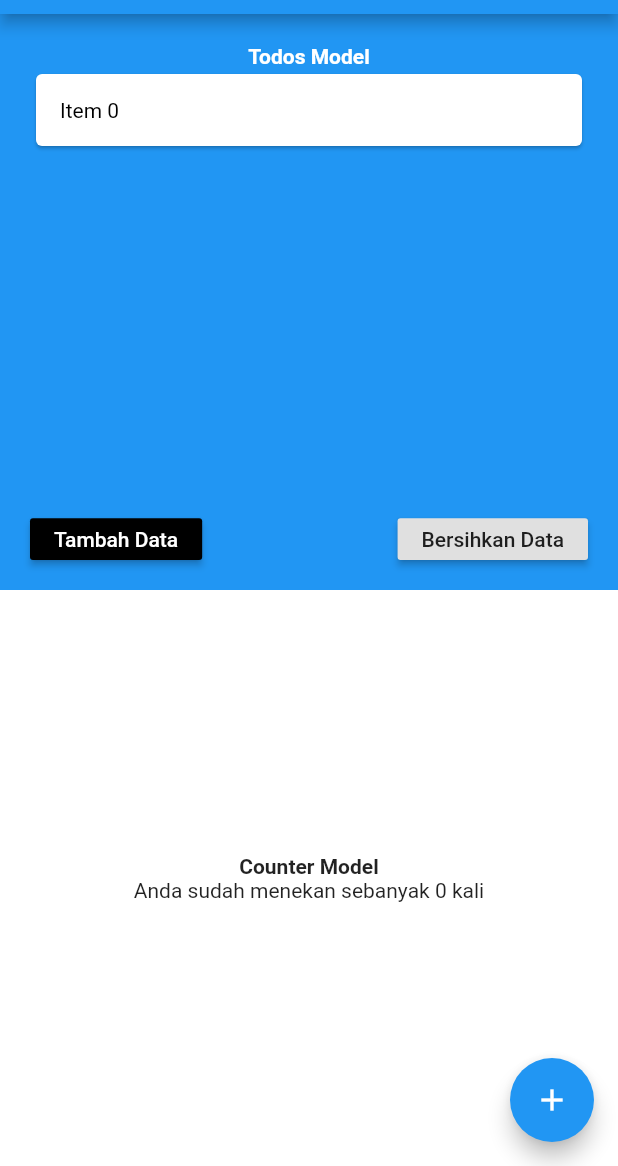
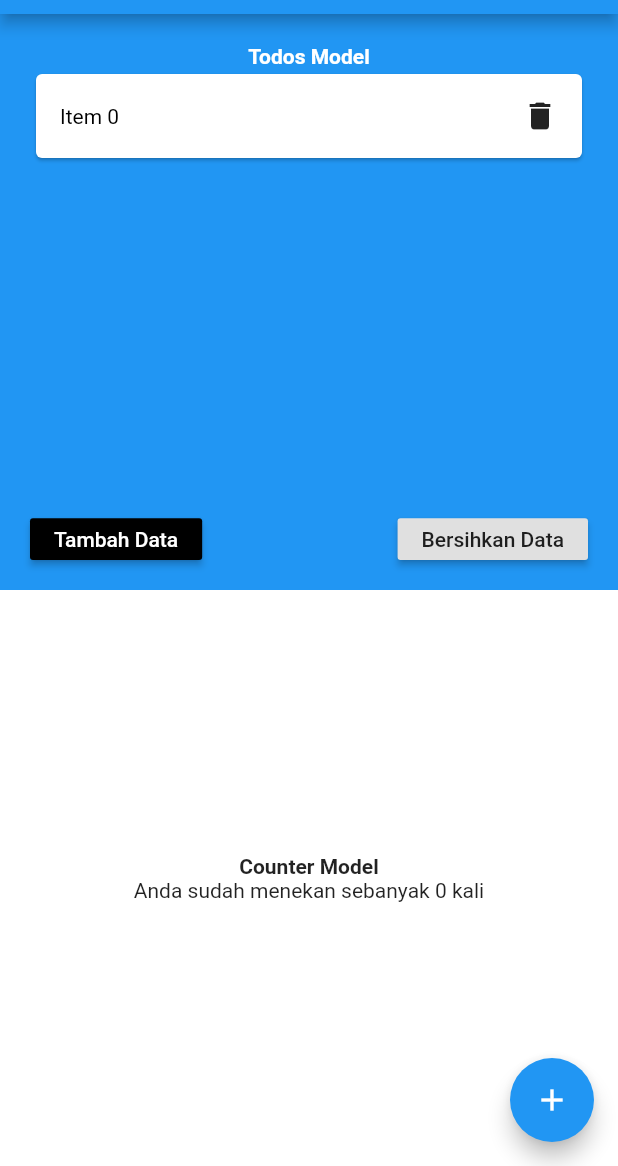
Before and after one commit to UADACID/flutter-scoped-model, a Flutter app: the screen it shows after launch, after a tap on "Tambah Data", on a phone screen of 412 x 824 dp, the part 70-1236 px from its top. Run offline on Flutter 3.47's test engine with Material 2 defaults, Android fonts, the phone set to English and light mode, and no system bars.

```diff
--- a/lib/main.dart
+++ b/lib/main.dart
@@ -80,9 +80,20 @@ class Todos extends StatelessWidget {
                       return Card(
                         child: Padding(
                           padding: const EdgeInsets.all(16.0),
-                          child: Text(
-                            model.todosItems[index],
-                            style: TextStyle(color: Colors.black),
+                          child: Row(
+                            mainAxisAlignment: MainAxisAlignment.spaceBetween,
+                            children: <Widget>[
+                              Text(
+                                model.todosItems[index],
+                                style: TextStyle(color: Colors.black),
+                              ),
+                              GestureDetector(
+                                onTap: () {
+                                  model.removeItem(index);
+                                },
+                                child: Icon(Icons.delete),
+                              )
+                            ],
                           ),
                         ),
                       );
--- a/lib/models/TodoList.dart
+++ b/lib/models/TodoList.dart
@@ -15,4 +15,9 @@ mixin TodoListModel on Model {
     _todoItems.clear();
     notifyListeners();
   }
+
+  void removeItem(index) {
+    _todoItems.removeAt(index);
+    notifyListeners();
+  }
 }
```
